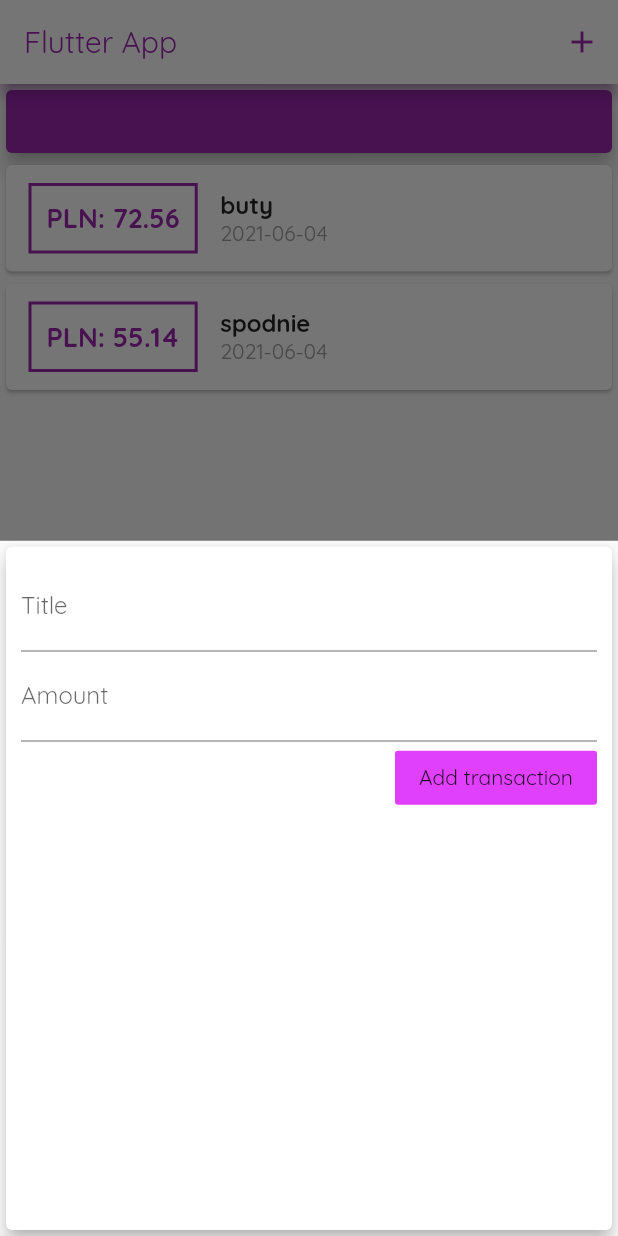
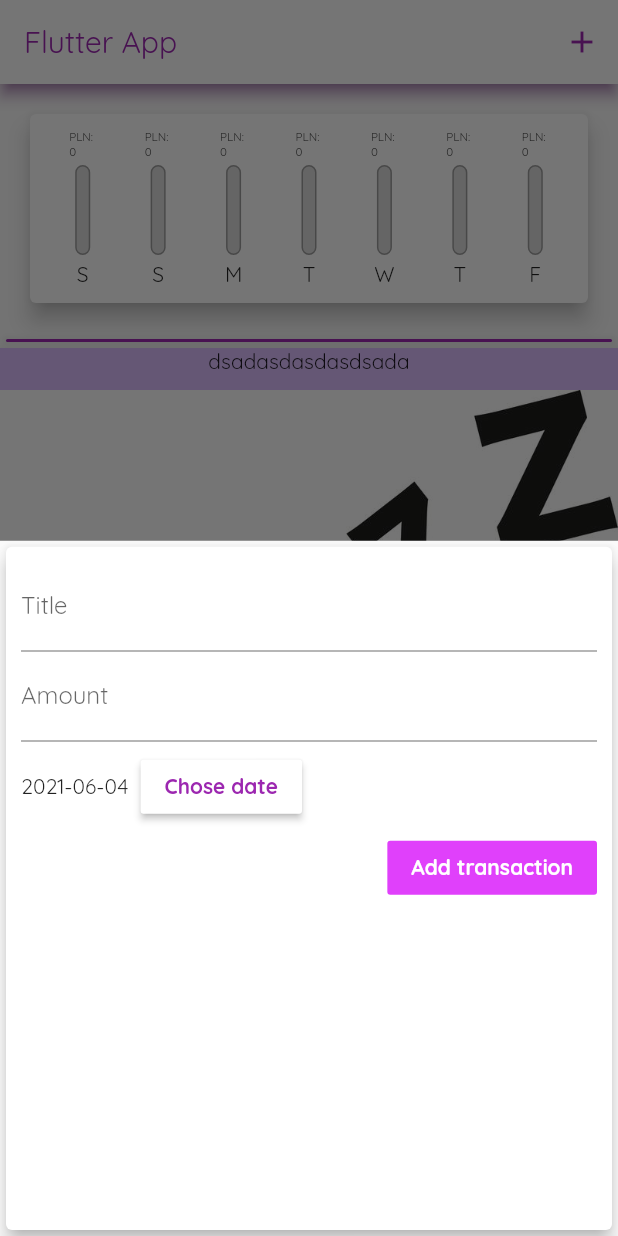
Before and after one commit to Delpieron/PersonalExpanses, a Flutter app: the screen it shows after launch, after a tap on the "add" icon, on a phone screen of 412 x 824 dp. Run offline on Flutter 3.47's test engine with Material 2 defaults, Android fonts, the phone set to English and light mode, and no system bars.

Commit message:
data picker

```diff
--- a/lib/main.dart
+++ b/lib/main.dart
@@ -1,6 +1,7 @@
 import 'package:flutter/material.dart';
 import 'package:personal_expanses_app/widgets/new_transaction.dart';
 import 'package:personal_expanses_app/widgets/transaction_list.dart';
+import 'package:personal_expanses_app/widgets/chart.dart';
 
 import 'models/transactin.dart';
 
@@ -31,8 +32,9 @@ class MyHomePage extends StatefulWidget {
 class _MyHomePageState extends State<MyHomePage> {
   //final titleController = TextEditingController();
   //final amountCotroller = TextEditingController();
+
   final List<Transaction> _transactions = [
-    Transaction(
+/*     Transaction(
       id: 't1',
       title: 'buty',
       amount: 72.56,
@@ -43,14 +45,23 @@ class _MyHomePageState extends State<MyHomePage> {
       title: 'spodnie',
       amount: 55.14,
       date: DateTime.now(),
-    ),
+    ), */
   ];
+  List<Transaction> get _recentTransactions {
+    List<Transaction> _tempList = [];
+    for (int i = 0; i < _transactions.length; i++)
+      if (_transactions[i]
+          .date
+          .isAfter(DateTime.now().subtract(Duration(days: 7))))
+        _tempList.add(_transactions[i]);
+    return _tempList;
+  }
 
-  void _addNewTransaction(String title, double amount) {
+  void _addNewTransaction(String title, double amount, DateTime selectedDate) {
     final newTx = Transaction(
         title: title,
         amount: amount,
-        date: DateTime.now(),
+        date: selectedDate,
         id: DateTime.now().toString());
     setState(() {
       _transactions.add(newTx);
@@ -92,8 +103,9 @@ class _MyHomePageState extends State<MyHomePage> {
           //mainAxisAlignment: MainAxisAlignment.spaceAround,
           crossAxisAlignment: CrossAxisAlignment.stretch,
           children: <Widget>[
+            Chart(_recentTransactions),
             Container(
-              height: 50,
+              height: 10,
               width: double.infinity,
               child: Card(
                 color: Theme.of(context).primaryColor,
--- /dev/null
+++ b/lib/widgets/chart.dart
@@ -0,0 +1,60 @@
+import 'package:flutter/material.dart';
+import 'package:intl/intl.dart';
+import 'package:personal_expanses_app/models/transactin.dart';
+import 'package:personal_expanses_app/widgets/chart_bar.dart';
+
+class Chart extends StatelessWidget {
+  final List<Transaction> recentTransactions;
+  Chart(this.recentTransactions);
+
+  List<Map<String, Object>> get groupedTransactionValues {
+    return List.generate(7, (index) {
+      final weekDay = DateTime.now().subtract(Duration(days: index));
+      var totalSum = 0.0;
+      for (int i = 0; i < recentTransactions.length; i++) {
+        if (recentTransactions[i].date.day == weekDay.day &&
+            recentTransactions[i].date.month == weekDay.month &&
+            recentTransactions[i].date.year == weekDay.year) {
+          totalSum += recentTransactions[i].amount;
+        }
+      }
+      print(DateFormat.E().format(weekDay) + totalSum.toString());
+      return {
+        'day': DateFormat.E().format(weekDay).substring(0, 1),
+        'amount': totalSum
+      };
+    }).reversed.toList();
+  }
+
+  double get maxSpending {
+    return groupedTransactionValues.fold(0.0, (sum, element) {
+      return sum + (element['amount'] as double);
+    });
+  }
+
+  @override
+  Widget build(BuildContext context) {
+    print(groupedTransactionValues);
+    return Card(
+      elevation: 6,
+      margin: EdgeInsets.all(20),
+      child: Container(
+        padding: EdgeInsets.all(10),
+        child: Row(
+          mainAxisAlignment: MainAxisAlignment.spaceAround,
+          children: groupedTransactionValues.map((data) {
+            return Flexible(
+              fit: FlexFit.tight,
+              child: ChartBar(
+                  data['day'].toString(),
+                  (data['amount'] as double),
+                  maxSpending == 0.0
+                      ? 0.0
+                      : (data['amount'] as double) / maxSpending),
+            );
+          }).toList(),
+        ),
+      ),
+    );
+  }
+}
--- /dev/null
+++ b/lib/widgets/chart_bar.dart
@@ -0,0 +1,54 @@
+import 'package:flutter/material.dart';
+import 'package:intl/intl.dart';
+
+class ChartBar extends StatelessWidget {
+  final String label;
+  final double spending;
+  final double spendingPercent;
+
+  ChartBar(this.label, this.spending, this.spendingPercent);
+
+  @override
+  Widget build(BuildContext context) {
+    return Column(
+      children: <Widget>[
+        Container(
+            height: 20,
+            child: FittedBox(
+                child: Text(
+              'PLN: \n${spending.toStringAsFixed(0)}',
+            ))),
+        SizedBox(
+          height: 4,
+        ),
+        Container(
+          height: 60,
+          width: 10,
+          child: Stack(
+            children: <Widget>[
+              Container(
+                decoration: BoxDecoration(
+                  border: Border.all(color: Colors.grey, width: 1.0),
+                  color: Color.fromRGBO(220, 220, 220, 1),
+                  borderRadius: BorderRadius.circular(10),
+                ),
+              ),
+              FractionallySizedBox(
+                  heightFactor: spendingPercent,
+                  child: Container(
+                    decoration: BoxDecoration(
+                      color: Theme.of(context).accentColor,
+                      borderRadius: BorderRadius.circular(10),
+                    ),
+                  ))
+            ],
+          ),
+        ),
+        SizedBox(
+          height: 4,
+        ),
+        Text(label),
+      ],
+    );
+  }
+}
--- a/lib/widgets/new_transaction.dart
+++ b/lib/widgets/new_transaction.dart
@@ -1,4 +1,5 @@
 import 'package:flutter/material.dart';
+import 'package:intl/intl.dart';
 
 class NewTransaction extends StatefulWidget {
   final Function _addTransactionHandler;
@@ -11,18 +12,29 @@ class NewTransaction extends StatefulWidget {
 
 class _NewTransactionState extends State<NewTransaction> {
   final titleController = TextEditingController();
-
+  DateTime _selectedDate = DateTime.now();
   final amountController = TextEditingController();
 
-  void submitData() {
+  void _presentDatePicker() {
+    showDatePicker(
+            context: context,
+            initialDate: DateTime.now(),
+            firstDate: DateTime(2021),
+            lastDate: DateTime.now())
+        .then((value) {
+      if (value == null) return;
+      setState(() {
+        _selectedDate = value;
+      });
+    });
+  }
+
+  void _submitData() {
     final eneredTitle = titleController.text;
     final eneredAmount = double.parse(amountController.text);
     if (eneredTitle.isEmpty || eneredAmount <= 0) return;
 
-    widget._addTransactionHandler(
-      eneredTitle,
-      eneredAmount,
-    );
+    widget._addTransactionHandler(eneredTitle, eneredAmount, _selectedDate);
     Navigator.of(context).pop();
   }
 
@@ -38,7 +50,7 @@ class _NewTransactionState extends State<NewTransaction> {
             TextField(
               decoration: InputDecoration(labelText: 'Title'),
               controller: titleController,
-              onSubmitted: (_) => submitData(),
+              onSubmitted: (_) => _submitData(),
               cursorColor: Theme.of(context).primaryColor,
               //onChanged: (value) => titleInput = value,
             ),
@@ -47,12 +59,37 @@ class _NewTransactionState extends State<NewTransaction> {
               //onChanged: (value) => titleInput = value,
               controller: amountController,
               keyboardType: TextInputType.number,
-              onSubmitted: (_) => submitData(),
+              onSubmitted: (_) => _submitData(),
+            ),
+            Container(
+              height: 60,
+              child: Row(
+                children: <Widget>[
+                  Text(_selectedDate == null
+                      ? 'No date chosen!'
+                      : DateFormat('yyyy-MM-dd').format(_selectedDate)),
+                  Padding(
+                    padding: const EdgeInsets.only(left: 8.0),
+                    child: RaisedButton(
+                        color: Colors.white,
+                        onPressed: _presentDatePicker,
+                        child: Text(
+                          'Chose date',
+                          style: TextStyle(
+                              color: Theme.of(context).primaryColor,
+                              fontWeight: FontWeight.bold),
+                        )),
+                  )
+                ],
+              ),
             ),
             FlatButton(
                 color: Theme.of(context).accentColor,
-                child: Text('Add transaction'),
-                onPressed: submitData),
+                child: Text('Add transaction',
+                    style: TextStyle(
+                        color: Theme.of(context).secondaryHeaderColor,
+                        fontWeight: FontWeight.bold)),
+                onPressed: _submitData),
           ],
         ),
       ),
--- a/lib/widgets/transaction_list.dart
+++ b/lib/widgets/transaction_list.dart
@@ -10,8 +10,26 @@ class TransactionList extends StatelessWidget {
   @override
   Widget build(BuildContext context) {
     return Container(
+      color: Color.fromRGBO(220, 190, 255, 1),
       height: 280,
-      child: ListView.builder(
+      child: _transactions.isEmpty
+          ? Container(
+              height: 220,
+              width: double.infinity,
+              child: Column(
+                children: <Widget>[
+                  Text('dsadasdasdasdsada'),
+                  SizedBox(
+                    height: 10,
+                  ),
+                  Image.asset(
+                    'Assets/images/zzz.jpg',
+                    fit: BoxFit.cover,
+                  )
+                ],
+              ),
+            )
+          : ListView.builder(
               itemCount: _transactions.length,
               itemBuilder: (trans, index) {
                 return Card(
@@ -19,10 +37,12 @@ class TransactionList extends StatelessWidget {
                     children: <Widget>[
                       Container(
                         padding: EdgeInsets.all(10),
-                  margin: EdgeInsets.symmetric(vertical: 12, horizontal: 15),
+                        margin:
+                            EdgeInsets.symmetric(vertical: 12, horizontal: 15),
                         decoration: BoxDecoration(
                             border: Border.all(
-                          color: Theme.of(context).primaryColor, width: 2)),
+                                color: Theme.of(context).primaryColor,
+                                width: 2)),
                         child: Text(
                           'PLN: ${_transactions[index].amount.toStringAsFixed(2)}',
                           style: TextStyle(
@@ -36,8 +56,8 @@ class TransactionList extends StatelessWidget {
                         children: <Widget>[
                           Text(
                             _transactions[index].title,
-                      style:
-                          TextStyle(fontWeight: FontWeight.bold, fontSize: 16),
+                            style: TextStyle(
+                                fontWeight: FontWeight.bold, fontSize: 16),
                           ),
                           Text(
                             DateFormat('yyyy-MM-dd')
@@ -45,6 +65,9 @@ class TransactionList extends StatelessWidget {
                             style: TextStyle(color: Colors.grey),
                           ),
                         ],
+                      ),
+                      Flexible(
+                        child: Text('data'),
                       )
                     ],
                   ),
--- a/pubspec.yaml
+++ b/pubspec.yaml
@@ -47,8 +47,8 @@ flutter:
   uses-material-design: true
 
   # To add assets to your application, add an assets section, like this:
-  # assets:
-  #   - images/a_dot_burr.jpeg
+  assets:
+    - Assets/images/zzz.jpg
   #   - images/a_dot_ham.jpeg
 
   # An image asset can refer to one or more resolution-specific "variants", see
```
Also changed, not shown: Assets/images/zzz.jpg (added). Lines whose indentation alone changed are shown as unchanged.
